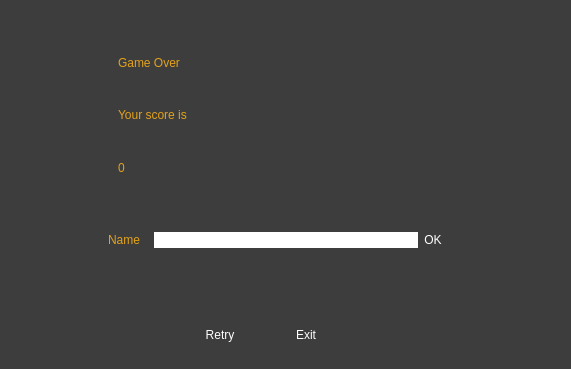
First picture: the form in gameover.ui, repository TheresePlaton/test, before the edit.
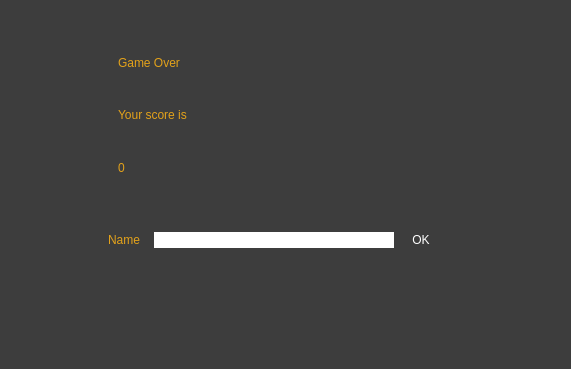
Second picture: the form after the edit.

```diff
--- a/gameover.ui
+++ b/gameover.ui
@@ -99,8 +99,9 @@
 }
 
 QPushButton{
+font: 12pt &quot;MS Shell Dlg 2&quot;;
 border-style:solid;
-
+padding:12px;
 background-color:#3d3d3d;
 color:#fff;
 border-radius:7px;
@@ -129,7 +130,7 @@
 border-radius:0;
 text-align:center;
 color:#fff;
-background-color:transparent;
+background-color:#3d3d3d;;
 border: 2px solid #e3a21a;
 border-radius:7px;
 	font: 75 12pt &quot;Open Sans&quot;;
@@ -141,32 +142,6 @@
 width:20px;
 }</string>
   </property>
-  <widget class="QWidget" name="horizontalLayoutWidget">
-   <property name="geometry">
-    <rect>
-     <x>180</x>
-     <y>320</y>
-     <width>166</width>
-     <height>31</height>
-    </rect>
-   </property>
-   <layout class="QHBoxLayout" name="horizontalLayout">
-    <item>
-     <widget class="QPushButton" name="retry_btn">
-      <property name="text">
-       <string>Retry</string>
-      </property>
-     </widget>
-    </item>
-    <item>
-     <widget class="QPushButton" name="exit_game_Btn">
-      <property name="text">
-       <string>Exit</string>
-      </property>
-     </widget>
-    </item>
-   </layout>
-  </widget>
   <widget class="QWidget" name="verticalLayoutWidget">
    <property name="geometry">
     <rect>
```
Left out of the diff: 3 changed lines with no effect on the pictures.
